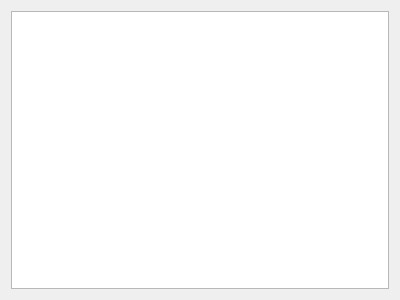
The window that src/libs/qtwidgets/peakresulttable.ui (qtplatz/qtplatz) describes before a commit, drawn with Qt 5.
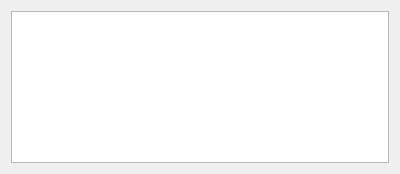
The same window after the commit.

The edit to the form file:
```diff
--- a/src/libs/qtwidgets/peakresulttable.ui
+++ b/src/libs/qtwidgets/peakresulttable.ui
@@ -7,7 +7,7 @@
     <x>0</x>
     <y>0</y>
     <width>400</width>
-    <height>300</height>
+    <height>174</height>
    </rect>
   </property>
   <property name="windowTitle">
```
